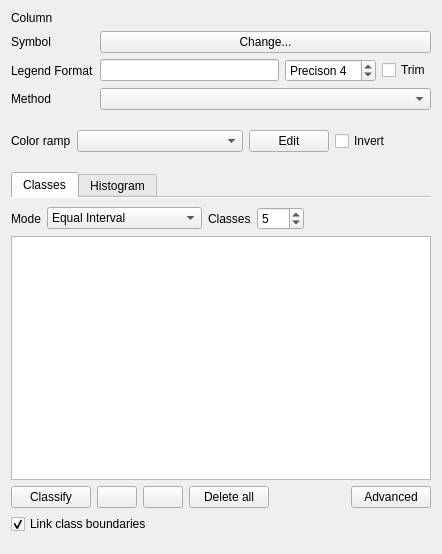
Qt form src/ui/qgsgraduatedsymbolrendererv2widget.ui (qgis/QGIS) before a commit.
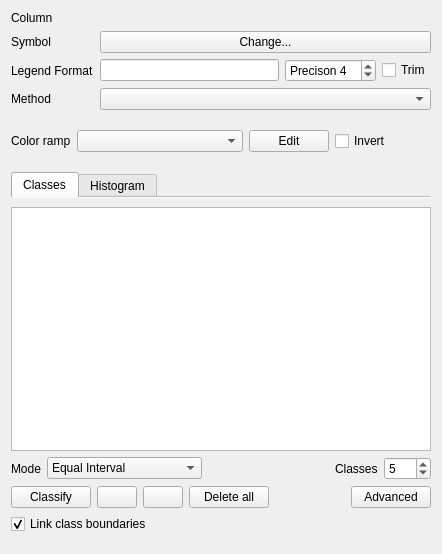
The same form after that commit. Icons and pictures are not drawn. Custom widgets are drawn as their Qt base class.

Commit message: [styledock] improve UI layout of raster renderers

Patch:
```diff
--- a/src/ui/qgsgraduatedsymbolrendererv2widget.ui
+++ b/src/ui/qgsgraduatedsymbolrendererv2widget.ui
@@ -314,6 +314,31 @@
        <property name="rightMargin">
         <number>0</number>
        </property>
+       <item>
+        <widget class="QTreeView" name="viewGraduated">
+         <property name="contextMenuPolicy">
+          <enum>Qt::CustomContextMenu</enum>
+         </property>
+         <property name="showDropIndicator" stdset="0">
+          <bool>true</bool>
+         </property>
+         <property name="dragDropMode">
+          <enum>QAbstractItemView::InternalMove</enum>
+         </property>
+         <property name="selectionMode">
+          <enum>QAbstractItemView::ExtendedSelection</enum>
+         </property>
+         <property name="rootIsDecorated">
+          <bool>false</bool>
+         </property>
+         <property name="itemsExpandable">
+          <bool>false</bool>
+         </property>
+         <property name="sortingEnabled">
+          <bool>true</bool>
+         </property>
+        </widget>
+       </item>
        <item>
         <layout class="QHBoxLayout" name="horizontalLayout_5">
          <item>
@@ -355,6 +380,19 @@
            </item>
           </widget>
          </item>
+         <item>
+          <spacer name="horizontalSpacer_4">
+           <property name="orientation">
+            <enum>Qt::Horizontal</enum>
+           </property>
+           <property name="sizeHint" stdset="0">
+            <size>
+             <width>40</width>
+             <height>20</height>
+            </size>
+           </property>
+          </spacer>
+         </item>
          <item>
           <widget class="QLabel" name="label_5">
            <property name="text">
@@ -384,46 +422,8 @@
            </property>
           </widget>
          </item>
-         <item>
-          <spacer name="horizontalSpacer_4">
-           <property name="orientation">
-            <enum>Qt::Horizontal</enum>
-           </property>
-           <property name="sizeHint" stdset="0">
-            <size>
-             <width>40</width>
-             <height>20</height>
-            </size>
-           </property>
-          </spacer>
-         </item>
         </layout>
        </item>
-       <item>
-        <widget class="QTreeView" name="viewGraduated">
-         <property name="contextMenuPolicy">
-          <enum>Qt::CustomContextMenu</enum>
-         </property>
-         <property name="showDropIndicator" stdset="0">
-          <bool>true</bool>
-         </property>
-         <property name="dragDropMode">
-          <enum>QAbstractItemView::InternalMove</enum>
-         </property>
-         <property name="selectionMode">
-          <enum>QAbstractItemView::ExtendedSelection</enum>
-         </property>
-         <property name="rootIsDecorated">
-          <bool>false</bool>
-         </property>
-         <property name="itemsExpandable">
-          <bool>false</bool>
-         </property>
-         <property name="sortingEnabled">
-          <bool>true</bool>
-         </property>
-        </widget>
-       </item>
        <item>
         <layout class="QHBoxLayout" name="horizontalLayout_3">
          <item>
```
The commit also changes 3 other files.
